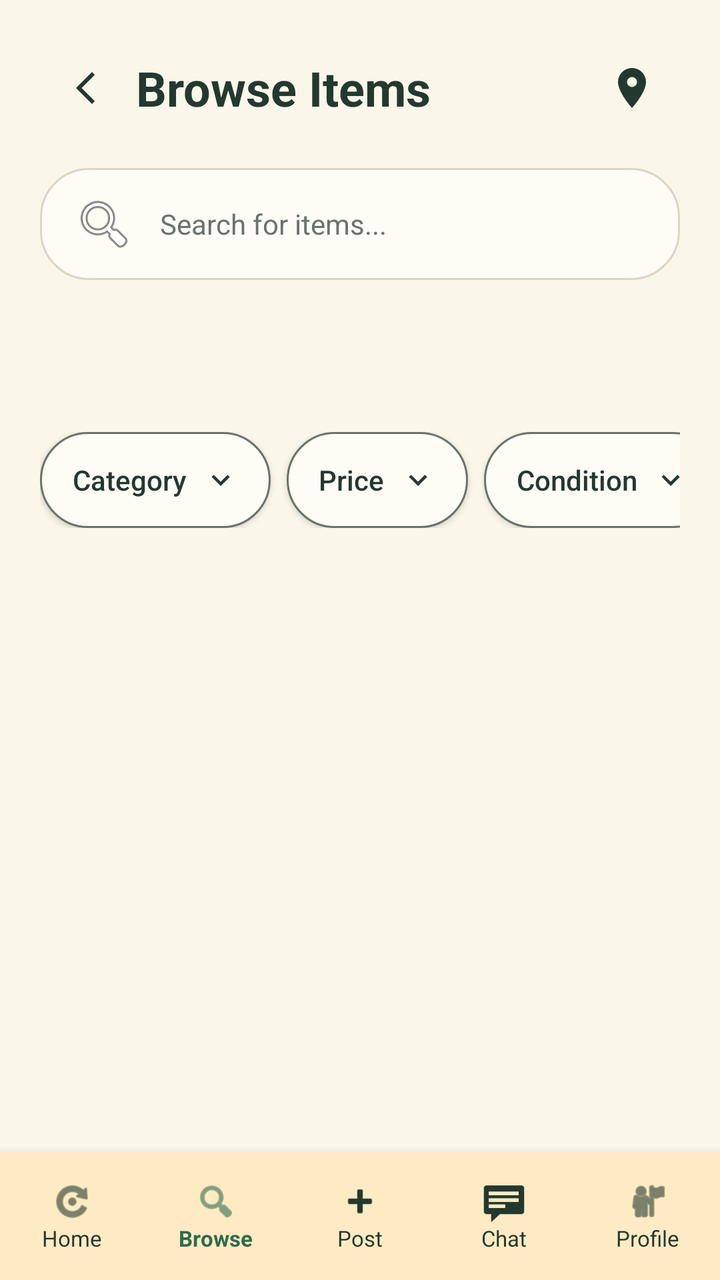
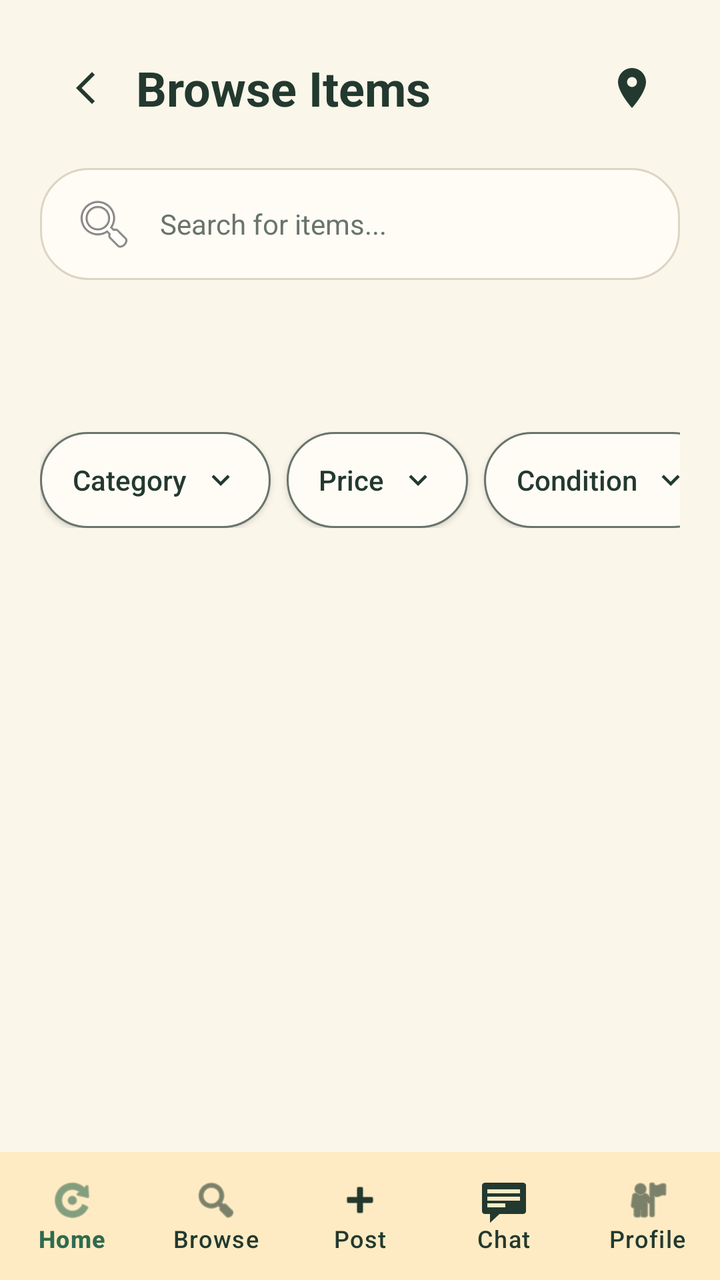

The first picture is an Android layout as it rendered before a commit; the second is the same layout after the commit. The layout source and the unified diff follow.
<!-- AndroidManifest.xml: application theme Theme.NOXApp -->
<!-- res/layout/activity_browse.xml -->
<?xml version="1.0" encoding="utf-8"?>
<androidx.coordinatorlayout.widget.CoordinatorLayout
    xmlns:android="http://schemas.android.com/apk/res/android"
    xmlns:app="http://schemas.android.com/apk/res-auto"
    android:id="@+id/browseRoot"
    android:layout_width="match_parent"
    android:layout_height="match_parent"
    android:background="@color/nox_cream_bg"
    android:focusableInTouchMode="true">

    <androidx.core.widget.NestedScrollView
        android:id="@+id/browseScroll"
        android:layout_width="match_parent"
        android:layout_height="match_parent"
        android:fillViewport="true"
        android:paddingBottom="72dp">

        <LinearLayout
            android:layout_width="match_parent"
            android:layout_height="wrap_content"
            android:orientation="vertical"
            android:padding="20dp">

            <LinearLayout
                android:layout_width="match_parent"
                android:layout_height="wrap_content"
                android:gravity="center_vertical"
                android:orientation="horizontal">

                <ImageButton
                    android:id="@+id/browseBackButton"
                    android:layout_width="48dp"
                    android:layout_height="48dp"
                    android:background="?attr/selectableItemBackgroundBorderless"
                    android:contentDescription="@string/browse_back"
                    android:padding="12dp"
                    android:src="@drawable/ic_arrow_back"
                    app:tint="@color/nox_dark_green" />

                <TextView
                    android:layout_width="0dp"
                    android:layout_height="wrap_content"
                    android:layout_weight="1"
                    android:accessibilityHeading="true"
                    android:text="@string/browse_title"
                    android:textColor="@color/nox_dark_green"
                    android:textSize="24sp"
                    android:textStyle="bold" />

                <ImageButton
                    android:id="@+id/browseMapButton"
                    android:layout_width="48dp"
                    android:layout_height="48dp"
                    android:background="?attr/selectableItemBackgroundBorderless"
                    android:contentDescription="@string/browse_map"
                    android:padding="12dp"
                    android:src="@drawable/ic_map_pin"
                    app:tint="@color/nox_dark_green" />
            </LinearLayout>

            <EditText
                android:id="@+id/browseSearch"
                android:layout_width="match_parent"
                android:layout_height="wrap_content"
                android:layout_marginTop="16dp"
                android:minHeight="48dp"
                android:background="@drawable/rounded_search_box"
                android:drawableStart="@android:drawable/ic_menu_search"
                android:drawablePadding="12dp"
                android:hint="@string/browse_search_hint"
                android:imeOptions="actionSearch"
                android:inputType="text"
                android:maxLines="1"
                android:paddingHorizontal="16dp"
                android:paddingVertical="12dp"
                android:textColor="@color/nox_dark_green"
                android:textColorHint="@color/nox_subtext"
                android:textSize="14sp" />

            <androidx.recyclerview.widget.RecyclerView
                android:id="@+id/browseCategories"
                android:layout_width="match_parent"
                android:layout_height="wrap_content"
                android:layout_marginTop="16dp"
                android:minHeight="48dp"
                android:clipToPadding="false"
                android:orientation="horizontal" />

            <HorizontalScrollView
                android:id="@+id/browseFilterScroll"
                android:layout_width="match_parent"
                android:layout_height="wrap_content"
                android:layout_marginTop="12dp"
                android:scrollbars="none">

                <LinearLayout
                    android:layout_width="wrap_content"
                    android:layout_height="wrap_content"
                    android:gravity="center_vertical"
                    android:orientation="horizontal">

                    <androidx.appcompat.widget.AppCompatButton
                        android:id="@+id/browseCategoryFilter"
                        android:layout_width="wrap_content"
                        android:layout_height="wrap_content"
                        android:layout_marginEnd="8dp"
                        android:minWidth="48dp"
                        android:minHeight="48dp"
                        android:background="@drawable/browse_filter_pill"
                        android:drawableEnd="@drawable/ic_chevron_down"
                        android:drawablePadding="8dp"
                        android:foreground="?attr/selectableItemBackground"
                        android:paddingHorizontal="16dp"
                        android:paddingVertical="12dp"
                        android:singleLine="true"
                        android:text="@string/browse_category"
                        android:textAllCaps="false"
                        android:textColor="@color/nox_dark_green"
                        android:textSize="14sp"
                        app:backgroundTint="@null" />

                    <androidx.appcompat.widget.AppCompatButton
                        android:id="@+id/browsePriceFilter"
                        android:layout_width="wrap_content"
                        android:layout_height="wrap_content"
                        android:layout_marginEnd="8dp"
                        android:minWidth="48dp"
                        android:minHeight="48dp"
                        android:background="@drawable/browse_filter_pill"
                        android:drawableEnd="@drawable/ic_chevron_down"
                        android:drawablePadding="8dp"
                        android:foreground="?attr/selectableItemBackground"
                        android:paddingHorizontal="16dp"
                        android:paddingVertical="12dp"
                        android:singleLine="true"
                        android:text="@string/browse_price"
                        android:textAllCaps="false"
                        android:textColor="@color/nox_dark_green"
                        android:textSize="14sp"
                        app:backgroundTint="@null" />

                    <androidx.appcompat.widget.AppCompatButton
                        android:id="@+id/browseConditionFilter"
                        android:layout_width="wrap_content"
                        android:layout_height="wrap_content"
                        android:layout_marginEnd="8dp"
                        android:minWidth="48dp"
                        android:minHeight="48dp"
                        android:background="@drawable/browse_filter_pill"
                        android:drawableEnd="@drawable/ic_chevron_down"
                        android:drawablePadding="8dp"
                        android:foreground="?attr/selectableItemBackground"
                        android:paddingHorizontal="16dp"
                        android:paddingVertical="12dp"
                        android:singleLine="true"
                        android:text="@string/browse_condition"
                        android:textAllCaps="false"
                        android:textColor="@color/nox_dark_green"
                        android:textSize="14sp"
                        app:backgroundTint="@null" />

                    <LinearLayout
                        android:id="@+id/browseRadiusPill"
                        android:layout_width="wrap_content"
                        android:layout_height="wrap_content"
                        android:background="@drawable/browse_filter_pill"
                        android:gravity="center_vertical"
                        android:orientation="horizontal"
                        android:paddingStart="16dp"
                        android:paddingEnd="0dp"
                        android:visibility="gone">

                        <TextView
                            android:id="@+id/browseRadiusLabel"
                            android:layout_width="wrap_content"
                            android:layout_height="wrap_content"
                            android:textColor="@color/nox_dark_green"
                            android:textSize="14sp" />

                        <ImageButton
                            android:id="@+id/browseClearRadius"
                            android:layout_width="48dp"
                            android:layout_height="48dp"
                            android:minHeight="48dp"
                            android:background="?attr/selectableItemBackgroundBorderless"
                            android:contentDescription="@string/browse_clear_radius"
                            android:padding="14dp"
                            android:src="@android:drawable/ic_menu_close_clear_cancel"
                            app:tint="@color/nox_dark_green" />
                    </LinearLayout>
                </LinearLayout>
            </HorizontalScrollView>

            <TextView
                android:id="@+id/browseResultCount"
                android:layout_width="match_parent"
                android:layout_height="wrap_content"
                android:layout_marginTop="20dp"
                android:accessibilityLiveRegion="polite"
                android:textColor="@color/nox_subtext"
                android:textSize="14sp" />

            <androidx.recyclerview.widget.RecyclerView
                android:id="@+id/browseResults"
                android:layout_width="match_parent"
                android:layout_height="wrap_content"
                android:layout_marginTop="12dp"
                android:clipToPadding="false"
                android:nestedScrollingEnabled="false" />

            <LinearLayout
                android:id="@+id/browseEmptyState"
                android:layout_width="match_parent"
                android:layout_height="wrap_content"
                android:layout_marginTop="32dp"
                android:gravity="center"
                android:orientation="vertical"
                android:visibility="gone">

                <TextView
                    android:layout_width="match_parent"
                    android:layout_height="wrap_content"
                    android:gravity="center"
                    android:text="@string/browse_empty_title"
                    android:textColor="@color/nox_dark_green"
                    android:textSize="18sp"
                    android:textStyle="bold" />

                <TextView
                    android:layout_width="match_parent"
                    android:layout_height="wrap_content"
                    android:layout_marginTop="8dp"
                    android:gravity="center"
                    android:text="@string/browse_empty_hint"
                    android:textColor="@color/nox_subtext"
                    android:textSize="14sp" />
            </LinearLayout>
        </LinearLayout>
    </androidx.core.widget.NestedScrollView>

    
    <LinearLayout
        android:id="@+id/bottomNavBar"
        android:layout_width="match_parent"
        android:layout_height="64dp"
        android:layout_gravity="bottom"
        android:background="@color/nox_nav_bg"
        android:elevation="8dp"
        android:gravity="center"
        android:orientation="horizontal"
        android:weightSum="5">

        <LinearLayout
            android:id="@+id/navHome"
            android:layout_width="0dp"
            android:layout_height="match_parent"
            android:layout_weight="1"
            android:clickable="true"
            android:focusable="true"
            android:gravity="center"
            android:orientation="vertical">
            <ImageView
                android:layout_width="22dp"
                android:layout_height="22dp"
                android:contentDescription="@string/browse_nav_home"
                android:src="@android:drawable/ic_menu_rotate"
                app:tint="@color/nox_dark_green" />
            <TextView
                android:layout_width="wrap_content"
                android:layout_height="wrap_content"
                android:text="@string/browse_nav_home"
                android:textColor="@color/nox_dark_green"
                android:textSize="11sp" />
        </LinearLayout>

        <LinearLayout
            android:id="@+id/navBrowse"
            android:layout_width="0dp"
            android:layout_height="match_parent"
            android:layout_weight="1"
            android:clickable="true"
            android:focusable="true"
            android:gravity="center"
            android:orientation="vertical">
            <ImageView
                android:layout_width="22dp"
                android:layout_height="22dp"
                android:contentDescription="@string/browse_nav_browse"
                android:src="@android:drawable/ic_menu_search"
                app:tint="@color/nox_primary_green" />
            <TextView
                android:layout_width="wrap_content"
                android:layout_height="wrap_content"
                android:text="@string/browse_nav_browse"
                android:textColor="@color/nox_primary_green"
                android:textSize="11sp"
                android:textStyle="bold" />
        </LinearLayout>

        <LinearLayout
            android:id="@+id/navPost"
            android:layout_width="0dp"
            android:layout_height="match_parent"
            android:layout_weight="1"
            android:clickable="true"
            android:focusable="true"
            android:gravity="center"
            android:orientation="vertical">
            <ImageView
                android:layout_width="22dp"
                android:layout_height="22dp"
                android:contentDescription="@string/browse_nav_post"
                android:src="@android:drawable/ic_input_add"
                app:tint="@color/nox_dark_green" />
            <TextView
                android:layout_width="wrap_content"
                android:layout_height="wrap_content"
                android:text="@string/browse_nav_post"
                android:textColor="@color/nox_dark_green"
                android:textSize="11sp" />
        </LinearLayout>

        <LinearLayout
            android:id="@+id/navChat"
            android:layout_width="0dp"
            android:layout_height="match_parent"
            android:layout_weight="1"
            android:clickable="true"
            android:focusable="true"
            android:gravity="center"
            android:orientation="vertical">
            <ImageView
                android:layout_width="22dp"
                android:layout_height="22dp"
                android:contentDescription="@string/browse_nav_chat"
                android:src="@android:drawable/stat_notify_chat"
                app:tint="@color/nox_dark_green" />
            <TextView
                android:layout_width="wrap_content"
                android:layout_height="wrap_content"
                android:text="@string/browse_nav_chat"
                android:textColor="@color/nox_dark_green"
                android:textSize="11sp" />
        </LinearLayout>

        <LinearLayout
            android:id="@+id/navProfile"
            android:layout_width="0dp"
            android:layout_height="match_parent"
            android:layout_weight="1"
            android:clickable="true"
            android:focusable="true"
            android:gravity="center"
            android:orientation="vertical">
            <ImageView
                android:layout_width="22dp"
                android:layout_height="22dp"
                android:contentDescription="@string/browse_nav_profile"
                android:src="@android:drawable/ic_menu_myplaces"
                app:tint="@color/nox_dark_green" />
            <TextView
                android:layout_width="wrap_content"
                android:layout_height="wrap_content"
                android:text="@string/browse_nav_profile"
                android:textColor="@color/nox_dark_green"
                android:textSize="11sp" />
        </LinearLayout>
    </LinearLayout>
</androidx.coordinatorlayout.widget.CoordinatorLayout>
<!-- resources referenced by this layout -->
<resources>
  <color name="nox_cream_bg">#FBF6EA</color>
  <color name="nox_dark_green">#23392F</color>
  <color name="nox_nav_bg">#FFEBC3</color>
  <color name="nox_primary_green">#2F6B4F</color>
  <color name="nox_subtext">#69746B</color>
  <!-- drawable ic_arrow_back (drawable) -->
  <vector xmlns:android="http://schemas.android.com/apk/res/android" android:width="24dp" android:height="24dp" android:viewportWidth="24" android:viewportHeight="24" android:autoMirrored="true">
      <path android:fillColor="#23392F" android:pathData="M15.4,5.4L14,4l-8,8 8,8 1.4,-1.4L8.8,12z" />
  </vector>
  <!-- drawable ic_chevron_down (drawable) -->
  <vector xmlns:android="http://schemas.android.com/apk/res/android" android:width="18dp" android:height="18dp" android:viewportWidth="24" android:viewportHeight="24">
      <path android:fillColor="#23392F" android:pathData="M7.4,8.6L12,13.2l4.6,-4.6L18,10l-6,6 -6,-6z" />
  </vector>
  <!-- drawable ic_map_pin (drawable) -->
  <vector xmlns:android="http://schemas.android.com/apk/res/android" android:width="24dp" android:height="24dp" android:viewportWidth="24" android:viewportHeight="24">
      <path android:fillColor="#23392F" android:pathData="M12,2a7,7 0,0 0,-7 7c0,5.25 7,13 7,13s7,-7.75 7,-13a7,7 0,0 0,-7 -7zM12,11.5a2.5,2.5 0,1 1,0 -5a2.5,2.5 0,0 1,0 5z" />
  </vector>
  <!-- drawable rounded_search_box (drawable) -->
  <?xml version="1.0" encoding="utf-8"?>
  <shape xmlns:android="http://schemas.android.com/apk/res/android">
      <solid android:color="@color/nox_field_bg" />
      <corners android:radius="24dp" />
      <stroke android:width="1dp" android:color="#DCD4C4" />
  </shape>
  <string name="browse_back">Back</string>
  <string name="browse_category">Category</string>
  <string name="browse_clear_radius">Clear pickup radius</string>
  <string name="browse_condition">Condition</string>
  <string name="browse_empty_hint">Try clearing a filter</string>
  <string name="browse_empty_title">No items match your search</string>
  <string name="browse_map">Choose pickup area</string>
  <string name="browse_nav_browse">Browse</string>
  <string name="browse_nav_chat">Chat</string>
  <string name="browse_nav_home">Home</string>
  <string name="browse_nav_post">Post</string>
  <string name="browse_nav_profile">Profile</string>
  <string name="browse_price">Price</string>
  <string name="browse_search_hint">Search for items...</string>
  <string name="browse_title">Browse Items</string>
  <style name="Theme.NOXApp" parent="Base.Theme.NOXApp" />
  <color name="nox_card_green">#A7C8B1</color>
  <color name="nox_field_bg">#FFFCF6</color>
  <style name="Base.Theme.NOXApp" parent="Theme.Material3.DayNight.NoActionBar">
          
          
      </style>
  <!-- unchanged entries left out for length: 1 -->
</resources>

<!-- the commit's change to res/layout/activity_browse.xml (unified diff, before → after) -->
@@ -101,63 +101,18 @@
 
                     <androidx.appcompat.widget.AppCompatButton
                         android:id="@+id/browseCategoryFilter"
-                        android:layout_width="wrap_content"
-                        android:layout_height="wrap_content"
-                        android:layout_marginEnd="8dp"
-                        android:minWidth="48dp"
-                        android:minHeight="48dp"
-                        android:background="@drawable/browse_filter_pill"
-                        android:drawableEnd="@drawable/ic_chevron_down"
-                        android:drawablePadding="8dp"
-                        android:foreground="?attr/selectableItemBackground"
-                        android:paddingHorizontal="16dp"
-                        android:paddingVertical="12dp"
-                        android:singleLine="true"
-                        android:text="@string/browse_category"
-                        android:textAllCaps="false"
-                        android:textColor="@color/nox_dark_green"
-                        android:textSize="14sp"
-                        app:backgroundTint="@null" />
+                        style="@style/BrowseFilterButton"
+                        android:text="@string/browse_category" />
 
                     <androidx.appcompat.widget.AppCompatButton
                         android:id="@+id/browsePriceFilter"
-                        android:layout_width="wrap_content"
-                        android:layout_height="wrap_content"
-                        android:layout_marginEnd="8dp"
-                        android:minWidth="48dp"
-                        android:minHeight="48dp"
-                        android:background="@drawable/browse_filter_pill"
-                        android:drawableEnd="@drawable/ic_chevron_down"
-                        android:drawablePadding="8dp"
-                        android:foreground="?attr/selectableItemBackground"
-                        android:paddingHorizontal="16dp"
-                        android:paddingVertical="12dp"
-                        android:singleLine="true"
-                        android:text="@string/browse_price"
-                        android:textAllCaps="false"
-                        android:textColor="@color/nox_dark_green"
-                        android:textSize="14sp"
-                        app:backgroundTint="@null" />
+                        style="@style/BrowseFilterButton"
+                        android:text="@string/browse_price" />
 
                     <androidx.appcompat.widget.AppCompatButton
                         android:id="@+id/browseConditionFilter"
-                        android:layout_width="wrap_content"
-                        android:layout_height="wrap_content"
-                        android:layout_marginEnd="8dp"
-                        android:minWidth="48dp"
-                        android:minHeight="48dp"
-                        android:background="@drawable/browse_filter_pill"
-                        android:drawableEnd="@drawable/ic_chevron_down"
-                        android:drawablePadding="8dp"
-                        android:foreground="?attr/selectableItemBackground"
-                        android:paddingHorizontal="16dp"
-                        android:paddingVertical="12dp"
-                        android:singleLine="true"
-                        android:text="@string/browse_condition"
-                        android:textAllCaps="false"
-                        android:textColor="@color/nox_dark_green"
-                        android:textSize="14sp"
-                        app:backgroundTint="@null" />
+                        style="@style/BrowseFilterButton"
+                        android:text="@string/browse_condition" />
 
                     <LinearLayout
                         android:id="@+id/browseRadiusPill"
@@ -238,132 +193,14 @@
         </LinearLayout>
     </androidx.core.widget.NestedScrollView>
 
-    
-    <LinearLayout
+    <com.google.android.material.bottomnavigation.BottomNavigationView
         android:id="@+id/bottomNavBar"
         android:layout_width="match_parent"
         android:layout_height="64dp"
         android:layout_gravity="bottom"
         android:background="@color/nox_nav_bg"
-        android:elevation="8dp"
-        android:gravity="center"
-        android:orientation="horizontal"
-        android:weightSum="5">
-
-        <LinearLayout
-            android:id="@+id/navHome"
-            android:layout_width="0dp"
-            android:layout_height="match_parent"
-            android:layout_weight="1"
-            android:clickable="true"
-            android:focusable="true"
-            android:gravity="center"
-            android:orientation="vertical">
-            <ImageView
-                android:layout_width="22dp"
-                android:layout_height="22dp"
-                android:contentDescription="@string/browse_nav_home"
-                android:src="@android:drawable/ic_menu_rotate"
-                app:tint="@color/nox_dark_green" />
-            <TextView
-                android:layout_width="wrap_content"
-                android:layout_height="wrap_content"
-                android:text="@string/browse_nav_home"
-                android:textColor="@color/nox_dark_green"
-                android:textSize="11sp" />
-        </LinearLayout>
-
-        <LinearLayout
-            android:id="@+id/navBrowse"
-            android:layout_width="0dp"
-            android:layout_height="match_parent"
-            android:layout_weight="1"
-            android:clickable="true"
-            android:focusable="true"
-            android:gravity="center"
-            android:orientation="vertical">
-            <ImageView
-                android:layout_width="22dp"
-                android:layout_height="22dp"
-                android:contentDescription="@string/browse_nav_browse"
-                android:src="@android:drawable/ic_menu_search"
-                app:tint="@color/nox_primary_green" />
-            <TextView
-                android:layout_width="wrap_content"
-                android:layout_height="wrap_content"
-                android:text="@string/browse_nav_browse"
-                android:textColor="@color/nox_primary_green"
-                android:textSize="11sp"
-                android:textStyle="bold" />
-        </LinearLayout>
-
-        <LinearLayout
-            android:id="@+id/navPost"
-            android:layout_width="0dp"
-            android:layout_height="match_parent"
-            android:layout_weight="1"
-            android:clickable="true"
-            android:focusable="true"
-            android:gravity="center"
-            android:orientation="vertical">
-            <ImageView
-                android:layout_width="22dp"
-                android:layout_height="22dp"
-                android:contentDescription="@string/browse_nav_post"
-                android:src="@android:drawable/ic_input_add"
-                app:tint="@color/nox_dark_green" />
-            <TextView
-                android:layout_width="wrap_content"
-                android:layout_height="wrap_content"
-                android:text="@string/browse_nav_post"
-                android:textColor="@color/nox_dark_green"
-                android:textSize="11sp" />
-        </LinearLayout>
-
-        <LinearLayout
-            android:id="@+id/navChat"
-            android:layout_width="0dp"
-            android:layout_height="match_parent"
-            android:layout_weight="1"
-            android:clickable="true"
-            android:focusable="true"
-            android:gravity="center"
-            android:orientation="vertical">
-            <ImageView
-                android:layout_width="22dp"
-                android:layout_height="22dp"
-                android:contentDescription="@string/browse_nav_chat"
-                android:src="@android:drawable/stat_notify_chat"
-                app:tint="@color/nox_dark_green" />
-            <TextView
-                android:layout_width="wrap_content"
-                android:layout_height="wrap_content"
-                android:text="@string/browse_nav_chat"
-                android:textColor="@color/nox_dark_green"
-                android:textSize="11sp" />
-        </LinearLayout>
-
-        <LinearLayout
-            android:id="@+id/navProfile"
-            android:layout_width="0dp"
-            android:layout_height="match_parent"
-            android:layout_weight="1"
-            android:clickable="true"
-            android:focusable="true"
-            android:gravity="center"
-            android:orientation="vertical">
-            <ImageView
-                android:layout_width="22dp"
-                android:layout_height="22dp"
-                android:contentDescription="@string/browse_nav_profile"
-                android:src="@android:drawable/ic_menu_myplaces"
-                app:tint="@color/nox_dark_green" />
-            <TextView
-                android:layout_width="wrap_content"
-                android:layout_height="wrap_content"
-                android:text="@string/browse_nav_profile"
-                android:textColor="@color/nox_dark_green"
-                android:textSize="11sp" />
-        </LinearLayout>
-    </LinearLayout>
+        app:itemIconTint="@color/bottom_nav_item"
+        app:itemTextColor="@color/bottom_nav_item"
+        app:labelVisibilityMode="labeled"
+        app:menu="@menu/bottom_navigation" />
 </androidx.coordinatorlayout.widget.CoordinatorLayout>
<!-- resource entries referenced after the edit -->
@@ -31,14 +31,27 @@
   <string name="browse_empty_hint">Try clearing a filter</string>
   <string name="browse_empty_title">No items match your search</string>
   <string name="browse_map">Choose pickup area</string>
-  <string name="browse_nav_browse">Browse</string>
-  <string name="browse_nav_chat">Chat</string>
-  <string name="browse_nav_home">Home</string>
-  <string name="browse_nav_post">Post</string>
-  <string name="browse_nav_profile">Profile</string>
   <string name="browse_price">Price</string>
   <string name="browse_search_hint">Search for items...</string>
   <string name="browse_title">Browse Items</string>
+  <style name="BrowseFilterButton" parent="Widget.AppCompat.Button">
+          <item name="android:layout_width">wrap_content</item>
+          <item name="android:layout_height">wrap_content</item>
+          <item name="android:layout_marginEnd">8dp</item>
+          <item name="android:minWidth">48dp</item>
+          <item name="android:minHeight">48dp</item>
+          <item name="android:background">@drawable/browse_filter_pill</item>
+          <item name="android:drawableEnd">@drawable/ic_chevron_down</item>
+          <item name="android:drawablePadding">8dp</item>
+          <item name="android:foreground">?attr/selectableItemBackground</item>
+          <item name="android:paddingHorizontal">16dp</item>
+          <item name="android:paddingVertical">12dp</item>
+          <item name="android:singleLine">true</item>
+          <item name="android:textAllCaps">false</item>
+          <item name="android:textColor">@color/nox_dark_green</item>
+          <item name="android:textSize">14sp</item>
+          <item name="backgroundTint">@null</item>
+      </style>
   <style name="Theme.NOXApp" parent="Base.Theme.NOXApp" />
   <color name="nox_card_green">#A7C8B1</color>
   <color name="nox_field_bg">#FFFCF6</color>
